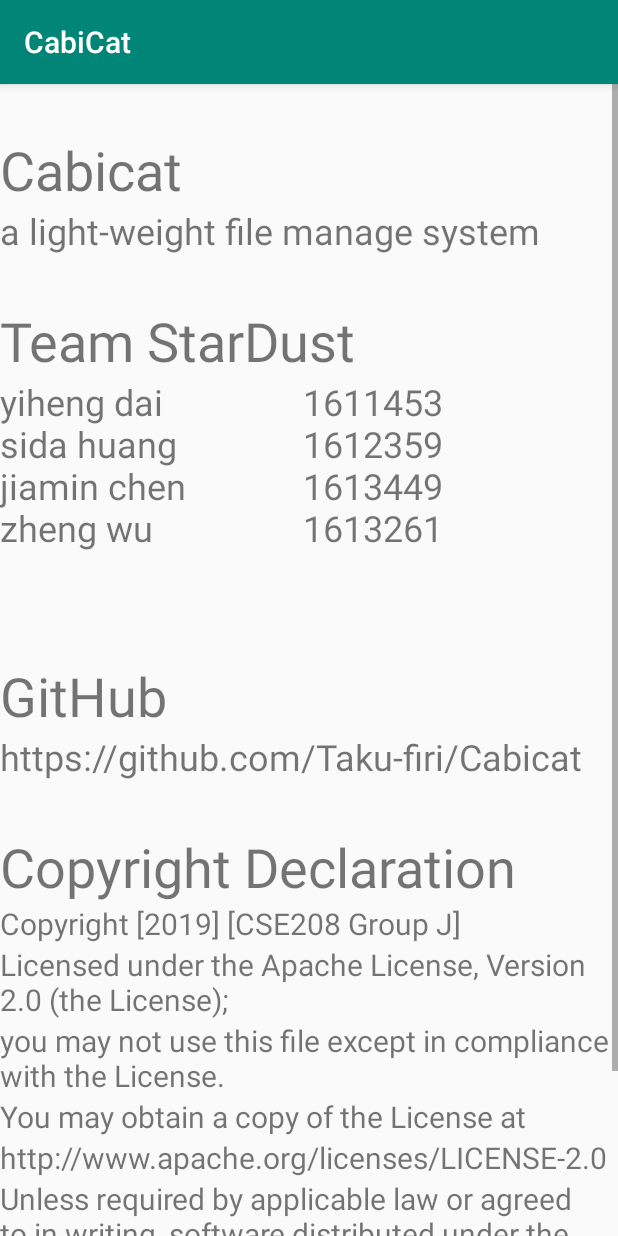
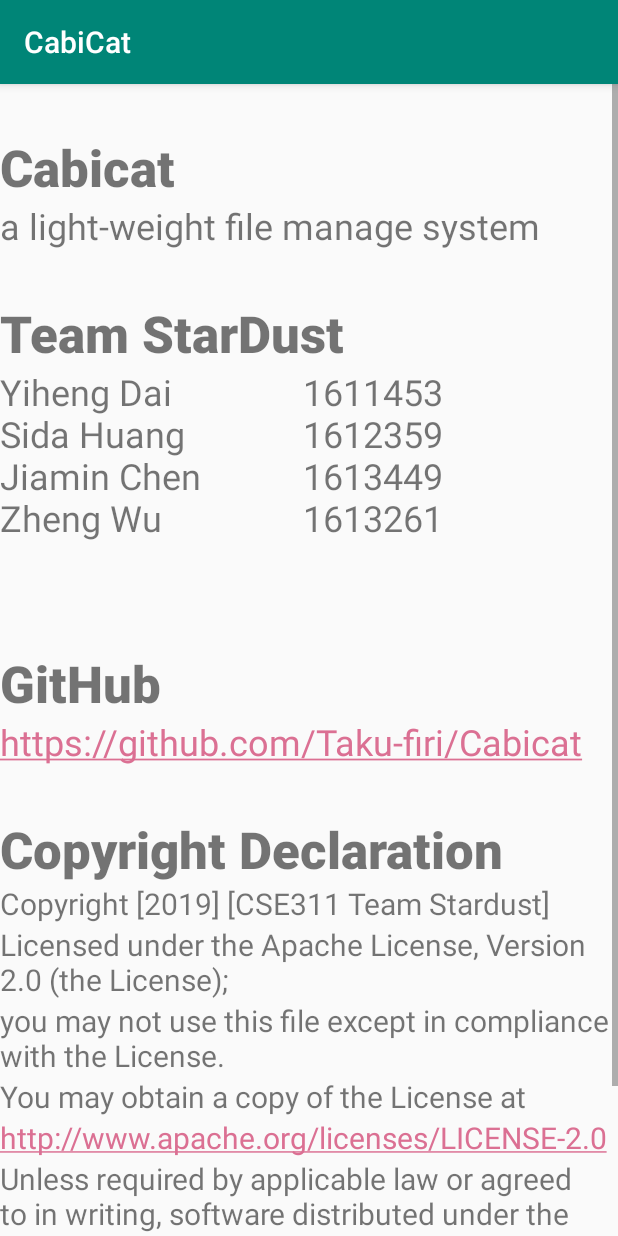
Before and after one commit to Taku-firi/Cabicat, an Android app: the AboutActivity screen opened directly, with no data from a screen before it, on a phone screen of 412 x 824 dp. Run offline under Robolectric (Android 15) with nearby library versions, the phone set to English and light mode, and no system bars.

Commit message:
color and some other thing about about
about!!!!

```diff
--- a/app/src/main/AndroidManifest.xml
+++ b/app/src/main/AndroidManifest.xml
@@ -12,7 +12,7 @@
         android:roundIcon="@mipmap/ic_launcher_round"
         android:supportsRtl="true"
         android:theme="@style/AppTheme">
-        <activity android:name=".AboutActivity"></activity>
+
         <activity android:name=".WelcomeActivity">
             <intent-filter>
                 <action android:name="android.intent.action.MAIN" />
@@ -20,12 +20,15 @@
                 <category android:name="android.intent.category.LAUNCHER" />
             </intent-filter>
         </activity>
+
         <activity
             android:name=".MainActivity"
             android:label="@string/app_name" />
+
         <activity android:name=".ImportActivity" />
         <activity android:name=".RegisterActivity" />
         <activity android:name=".ChangepwdActivity" />
+        <activity android:name=".AboutActivity"></activity>
     </application>
 
 </manifest>
--- a/app/src/main/res/layout/activity_about.xml
+++ b/app/src/main/res/layout/activity_about.xml
@@ -31,7 +31,8 @@
                 android:layout_width="match_parent"
                 android:layout_height="wrap_content"
                 android:text="@string/about_name"
-                android:textSize="36sp" />
+                android:textSize="34sp"
+                android:fontFamily="sans-serif-black"/>
 
             <TextView
                 android:id="@+id/about_introduce"
@@ -53,7 +54,8 @@
                 android:layout_width="match_parent"
                 android:layout_height="wrap_content"
                 android:text="@string/about_team_name"
-                android:textSize="36sp" />
+                android:textSize="34sp"
+                android:fontFamily="sans-serif-black"/>
 
             <LinearLayout
                 android:layout_width="match_parent"
@@ -80,14 +82,16 @@
                     android:layout_width="match_parent"
                     android:layout_height="wrap_content"
                     android:text="@string/about_githubname"
-                    android:textSize="36sp" />
+                    android:textSize="34sp"
+                    android:fontFamily="sans-serif-black"/>
 
                 <TextView
                     android:id="@+id/about_githublink"
                     android:layout_width="match_parent"
                     android:layout_height="wrap_content"
                     android:text="@string/about_githublink"
-                    android:textSize="24sp" />
+                    android:textSize="24sp"
+                    android:autoLink="web"/>
 
             <TextView
                 android:id="@+id/blank3"
@@ -102,7 +106,8 @@
                 android:layout_width="match_parent"
                 android:layout_height="wrap_content"
                 android:text="@string/about_Copyright_Declaration"
-                android:textSize="36sp" />
+                android:textSize="34sp"
+                android:fontFamily="sans-serif-black"/>
 
                 <TextView
                     android:id="@+id/about_copyright1"
@@ -137,7 +142,8 @@
                     android:layout_width="match_parent"
                     android:layout_height="wrap_content"
                     android:text="@string/about_copyright5"
-                    android:textSize="20sp" />
+                    android:textSize="20sp"
+                    android:autoLink="web"/>
 
                 <TextView
                     android:id="@+id/about_copyright6"
--- a/app/src/main/res/values/strings.xml
+++ b/app/src/main/res/values/strings.xml
@@ -39,12 +39,12 @@
     <string name="about_name">Cabicat</string>
     <string name="about_introduce">a light-weight file manage system</string>
     <string name="about_team_name">Team StarDust</string>
-    <string name="about_studentname">yiheng dai\nsida huang\njiamin chen\nzheng wu</string>
+    <string name="about_studentname">Yiheng Dai\nSida Huang\nJiamin Chen\nZheng Wu</string>
     <string name="about_studentid">1611453\n1612359\n1613449\n1613261</string>
     <string name="about_githubname">GitHub</string>
     <string name="about_githublink">https://github.com/Taku-firi/Cabicat</string>
     <string name="about_Copyright_Declaration">Copyright Declaration</string>
-    <string name="about_copyright1">Copyright [2019] [CSE208 Group J]</string>
+    <string name="about_copyright1">Copyright [2019] [CSE311 Team Stardust]</string>
     <string name="about_copyright2">Licensed under the Apache License, Version 2.0 (the "License");</string>
     <string name="about_copyright3">you may not use this file except in compliance with the License.</string>
     <string name="about_copyright4">You may obtain a copy of the License at</string>
```
Also changed, not shown: app/src/main/java/com/Stardust/cabicat/ui/home/HomeFragment.java (+9 -0 lines), app/src/main/res/navigation/mobile_navigation.xml (+8 -0 lines).
